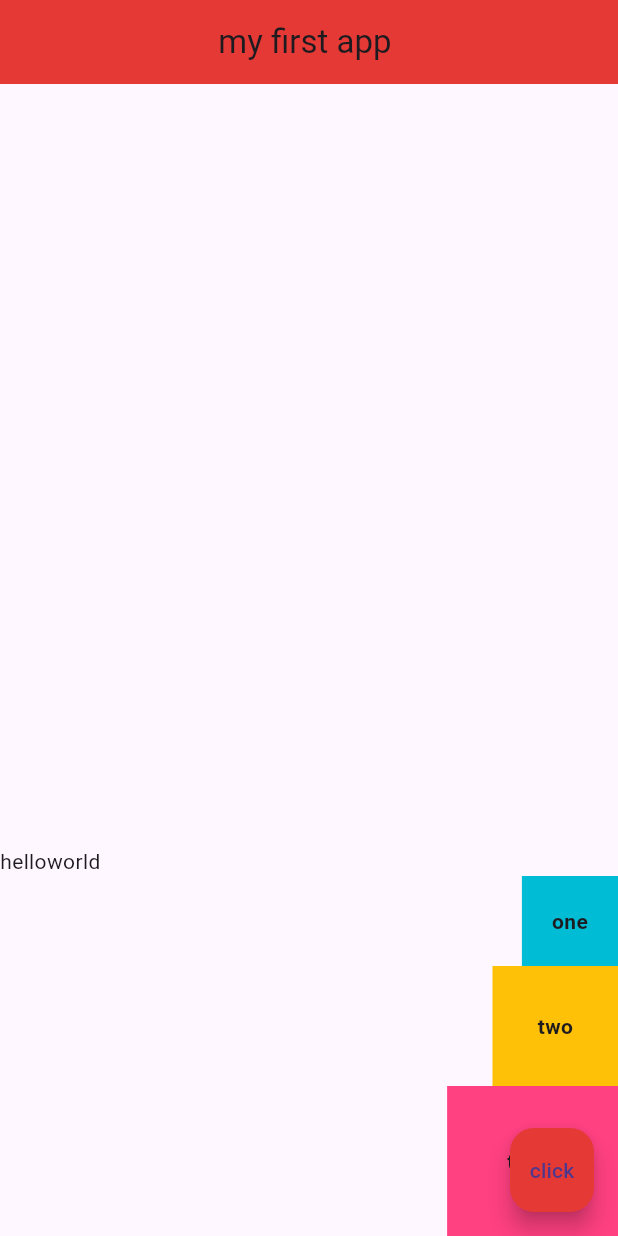
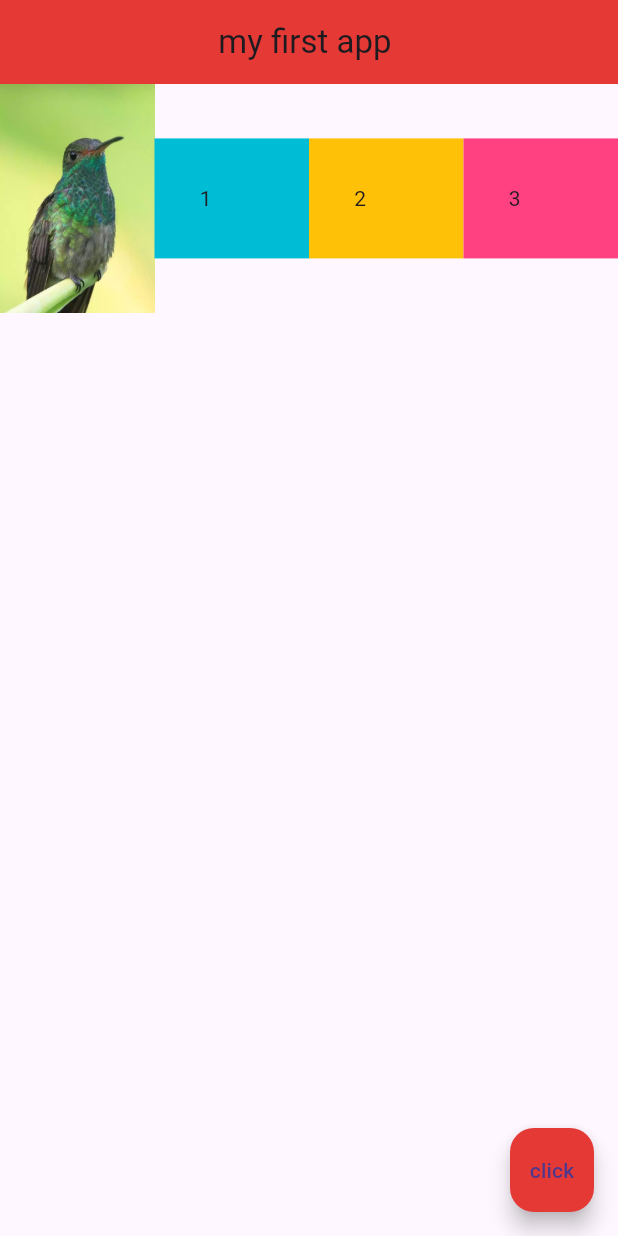
Before and after one commit to paneexiong970-maker/myapp4cs3, a Flutter app: the screen it shows after launch, on a phone screen of 412 x 824 dp. Run offline on Flutter 3.47's test engine with Material 3 defaults, Android fonts, the light colour scheme and no system bars.

Commit message:
Refactor Home widget layout and update body structure

```diff
--- a/lib/main.dart
+++ b/lib/main.dart
@@ -1,58 +1,45 @@
 import 'package:flutter/material.dart';
 
-void main() => runApp(MaterialApp(
-  home:Home(),
-));
-
+void main() => runApp(MaterialApp(home: Home()));
 
 class Home extends StatelessWidget {
   @override
-  Widget build(BuildContext context){
-    return  Scaffold(
-    appBar:AppBar(
+  Widget build(BuildContext context) {
+    return Scaffold(
+      appBar: AppBar(
         title: Text('my first app '),
         centerTitle: true,
         backgroundColor: Colors.red[600],
       ),
-    body: Column(
-      mainAxisAlignment: MainAxisAlignment.end,
-      crossAxisAlignment: CrossAxisAlignment.end,
+      body: Row(
         children: <Widget>[
-        Row(
-          children: <Widget>[
-            Text('hello'),
-            Text('world'),
-          ]
-        ),
-        Container(
-          padding: EdgeInsets.all(20.0),
+          Expanded(child: Image.asset('assets/A.png')),
+          Expanded(
+            child: Container(
+              padding: EdgeInsets.all(30.0),
               color: Colors.cyan,
-          child: Text(
-            'one',
-            style: TextStyle(fontWeight: FontWeight.bold),
+              child: Text('1'),
                ),
             ),
-        Container(
+
+          Expanded(
+            child: Container(
               padding: EdgeInsets.all(30.0),
               color: Colors.amber,
-          child: Text(
-            'two',
-            style: TextStyle(fontWeight: FontWeight.bold),
+              child: Text('2'),
               ),
           ),
-        Container(
-          padding: EdgeInsets.all(40.0),
+          Expanded(
+            child: Container(
+              padding: EdgeInsets.all(30.0),
               color: Colors.pinkAccent,
-          child: Text(
-            'three',
-            style: TextStyle(fontWeight: FontWeight.bold),
+              child: Text('3'),
               ),
           ),
         ],
       ),
-
       floatingActionButton: FloatingActionButton(
-      onPressed: () {  },
+        onPressed: () {},
         child: Text('click'),
         backgroundColor: Colors.red[600],
       ),
```
Lines whose indentation alone changed are shown as unchanged.
